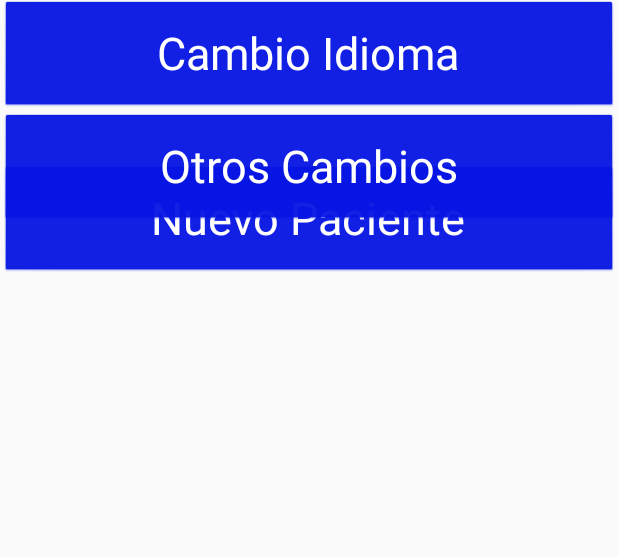
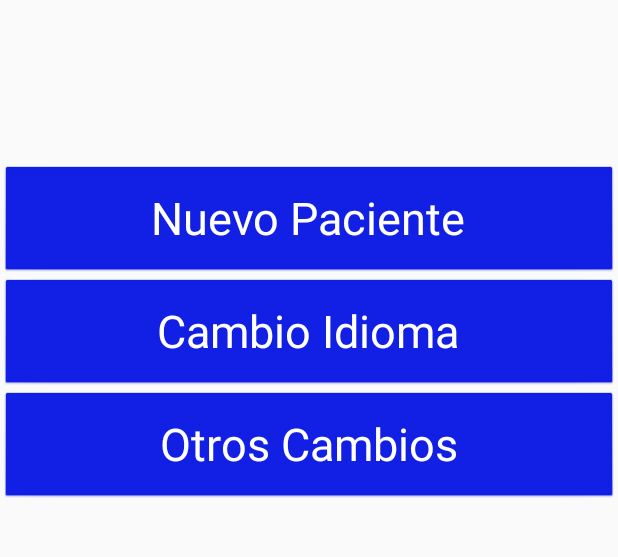
Before and after one commit to Health-Helpers/Elder-Health-Helper, an Android app: the fragment ResponsibleSettingsFragment placed in its activity, on a phone screen of 412 x 824 dp, the part 84-641 px from its top. Run offline under Robolectric (Android 15) with nearby library versions, the light colour scheme and no system bars.

```diff
--- a/app/src/main/res/layout/responsible_settings_fragment.xml
+++ b/app/src/main/res/layout/responsible_settings_fragment.xml
@@ -41,6 +41,7 @@
         android:textColor="#ffffff"
         android:theme="@style/pairButton"
         android:textSize="30dp"
+        android:layout_below="@+id/btnNewPatient"
         android:layout_alignParentRight="true"
         android:layout_alignParentEnd="true"
         android:layout_alignParentLeft="true"
```
